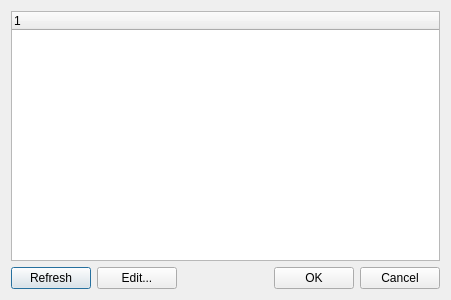
Old version of the form libs/midiinput/configuremidiinput.ui in the repository Andersbakken/qlc.
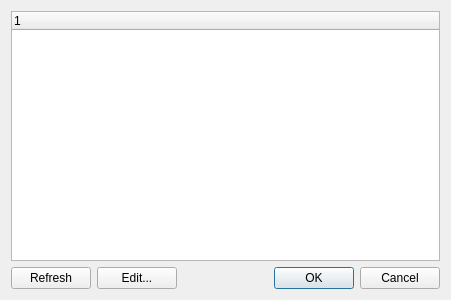
New version of the form.

Commit message: Changed OK&Cancel to a button box in configuremidiinput.ui. Added slots keyword to configuremidiinput.h.

What changed in the file:
```diff
--- a/libs/midiinput/configuremidiinput.ui
+++ b/libs/midiinput/configuremidiinput.ui
@@ -12,8 +12,8 @@
   <property name="windowTitle" >
    <string>Configure MIDI Input Plugin</string>
   </property>
-  <layout class="QVBoxLayout" >
-   <item>
+  <layout class="QGridLayout" name="gridLayout" >
+   <item row="0" column="0" colspan="4" >
     <widget class="QTreeWidget" name="m_tree" >
      <property name="alternatingRowColors" >
       <bool>true</bool>
@@ -29,9 +29,7 @@
      </property>
     </widget>
    </item>
-   <item>
-    <layout class="QHBoxLayout" >
-     <item>
+   <item row="1" column="0" >
       <widget class="QPushButton" name="m_refreshButton" >
        <property name="text" >
         <string>Refresh</string>
@@ -48,7 +46,7 @@
        </property>
       </widget>
      </item>
-     <item>
+   <item row="1" column="2" >
       <spacer>
        <property name="orientation" >
         <enum>Qt::Horizontal</enum>
@@ -61,21 +59,12 @@
        </property>
       </spacer>
      </item>
-     <item>
-      <widget class="QPushButton" name="m_okButton" >
-       <property name="text" >
-        <string>OK</string>
-       </property>
-      </widget>
-     </item>
-     <item>
-      <widget class="QPushButton" name="m_cancelButton" >
-       <property name="text" >
-        <string>Cancel</string>
-       </property>
-      </widget>
-     </item>
-    </layout>
+   <item row="1" column="3" >
+    <widget class="QDialogButtonBox" name="buttonBox" >
+     <property name="standardButtons" >
+      <set>QDialogButtonBox::Cancel|QDialogButtonBox::Ok</set>
+     </property>
+    </widget>
    </item>
   </layout>
  </widget>
```
Left out of the diff: 33 changed lines with no effect on the pictures. Lines whose indentation alone changed are shown as unchanged. The commit also changes 2 other files.
